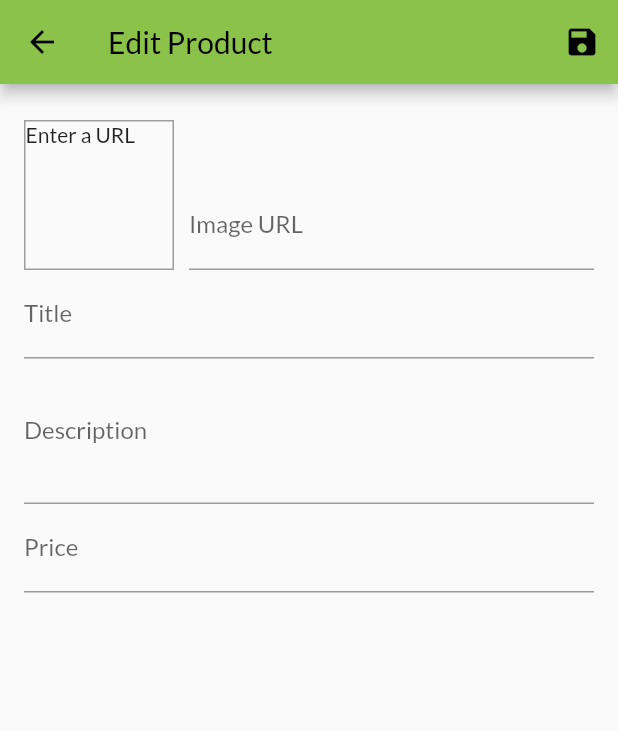
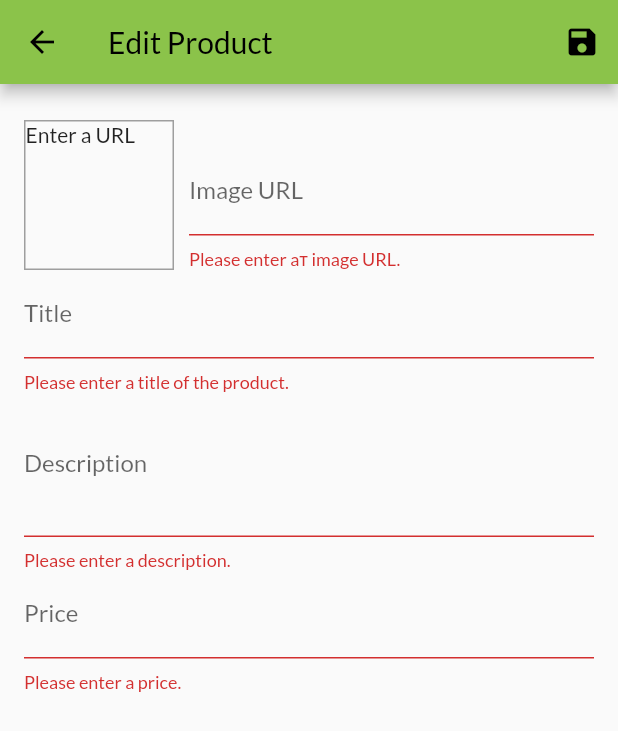
Before and after one commit to Zhenya-Mykhalskyi/Shop-App, a Flutter app: the EditProductScreen screen opened by its route, after a tap on the "save" icon, on a phone screen of 412 x 824 dp. Shown: the top 731 px of the screen. Run offline on Flutter 3.47's test engine with Material 2 defaults, Android fonts, the phone set to English and light mode, and no system bars; network calls fail.

Commit message:
add form validation in EditProductScreen

```diff
--- a/lib/screens/edit_proruct_screen.dart
+++ b/lib/screens/edit_proruct_screen.dart
@@ -41,11 +41,22 @@ class _EditProductScreenState extends State<EditProductScreen> {
 
   void _updateImageUrl() {
     if (!_imageUrlFocusNode.hasFocus) {
+      if ((!_imageUrlController.text.startsWith('http') &&
+              !_imageUrlController.text.startsWith('https')) ||
+          (!_imageUrlController.text.endsWith('.png') &&
+              !_imageUrlController.text.endsWith('.jpg') &&
+              !_imageUrlController.text.endsWith('.jpeg'))) {
+        return;
+      }
       setState(() {});
     }
   }
 
   void _saveForm() {
+    final isValid = _form.currentState.validate();
+    if (!isValid) {
+      return;
+    }
     _form.currentState.save();
     print(_editedProduct.id);
     print(_editedProduct.title);
@@ -107,6 +118,21 @@ class _EditProductScreenState extends State<EditProductScreen> {
                           imageUrl: value,
                         );
                       },
+                      validator: (value) {
+                        if (value.isEmpty) {
+                          return 'Please enter aт image URL.';
+                        }
+                        if (!value.startsWith('http') ||
+                            !value.startsWith('https')) {
+                          return 'Image URL must started with http or https.';
+                        }
+                        if (!value.endsWith('.png') ||
+                            !value.endsWith('.jpg') ||
+                            !value.endsWith('.jpeg')) {
+                          return 'Image URl must have .jpeg, .png, .jpg extension';
+                        }
+                        return null;
+                      },
                     ),
                   ),
                 ],
@@ -126,6 +152,12 @@ class _EditProductScreenState extends State<EditProductScreen> {
                     imageUrl: _editedProduct.imageUrl,
                   );
                 },
+                validator: (value) {
+                  if (value.isEmpty) {
+                    return 'Please enter a title of the product.';
+                  }
+                  return null;
+                },
               ),
               TextFormField(
                 decoration: const InputDecoration(labelText: 'Description'),
@@ -140,6 +172,15 @@ class _EditProductScreenState extends State<EditProductScreen> {
                     description: value,
                     imageUrl: _editedProduct.imageUrl,
                   );
+                },
+                validator: (value) {
+                  if (value.isEmpty) {
+                    return 'Please enter a description.';
+                  }
+                  if (value.length < 20) {
+                    return 'Should be at least 20 characters long.';
+                  }
+                  return null;
                 },
               ),
               TextFormField(
@@ -156,6 +197,18 @@ class _EditProductScreenState extends State<EditProductScreen> {
                     imageUrl: _editedProduct.imageUrl,
                   );
                 },
+                validator: (value) {
+                  if (value.isEmpty) {
+                    return 'Please enter a price.';
+                  }
+                  if (double.tryParse(value) == null) {
+                    return 'Please enter a valid number.';
+                  }
+                  if (double.parse(value) <= 0) {
+                    return 'Rlease enter a number greater than zero.';
+                  }
+                  return null;
+                },
               ),
             ],
           ),
```
